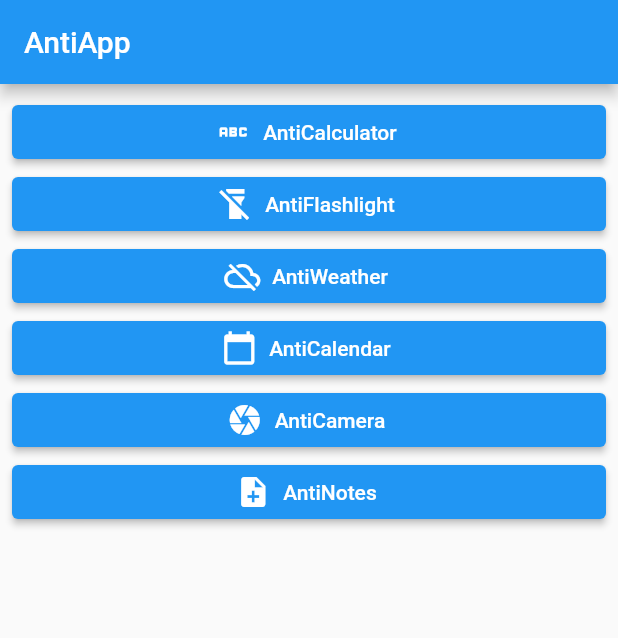
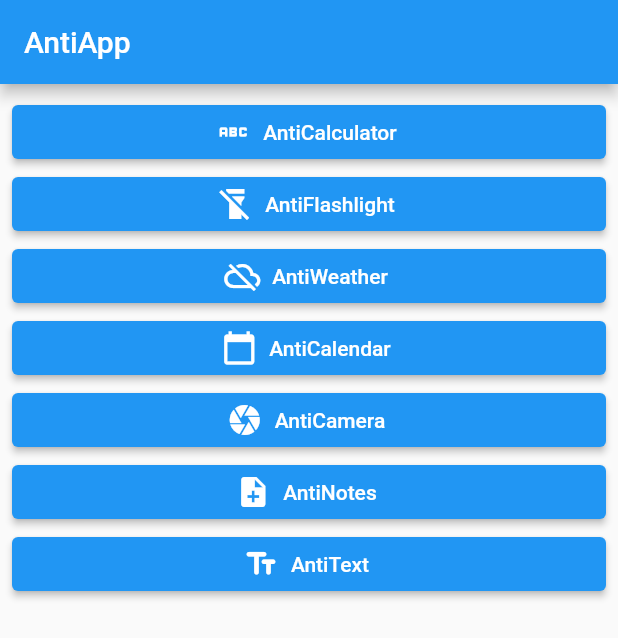
Before and after one commit to AzazKamaz/antiapp, a Flutter app: the screen it shows after launch, on a phone screen of 412 x 824 dp. Shown: the top 638 px of the screen. Run offline on Flutter 3.47's test engine with Material 2 defaults, Android fonts, the light colour scheme and no system bars; our stand-ins replace camera, cloud_firestore, device_info_plus, dio, firebase_core, flutter_bloc and 1 more; missing offline and left inert: flutter_tex, photo_manager; accounts and stored records are empty.

Commit message:
Update main.dart

```diff
--- a/lib/main.dart
+++ b/lib/main.dart
@@ -1,3 +1,4 @@
+import 'package:antiapp/text_inverter.dart';
 import 'package:antiapp/notes/notes_screen.dart';
 import 'package:antiapp/weather/weather.dart';
 import 'package:camera/camera.dart';
@@ -106,6 +107,13 @@ class _AppListPageState extends State<AppListPage> {
                   },
                   icon: const Icon(Icons.note_add),
                   label: const Text('AntiNotes')),
+              ElevatedButton.icon(
+                  onPressed: () {
+                    Navigator.of(context).push(MaterialPageRoute(
+                        builder: (context) => const TextInverter()));
+                  },
+                  icon: const Icon(Icons.text_fields_rounded),
+                  label: const Text('AntiText')),
             ],
           ),
         ));
```
